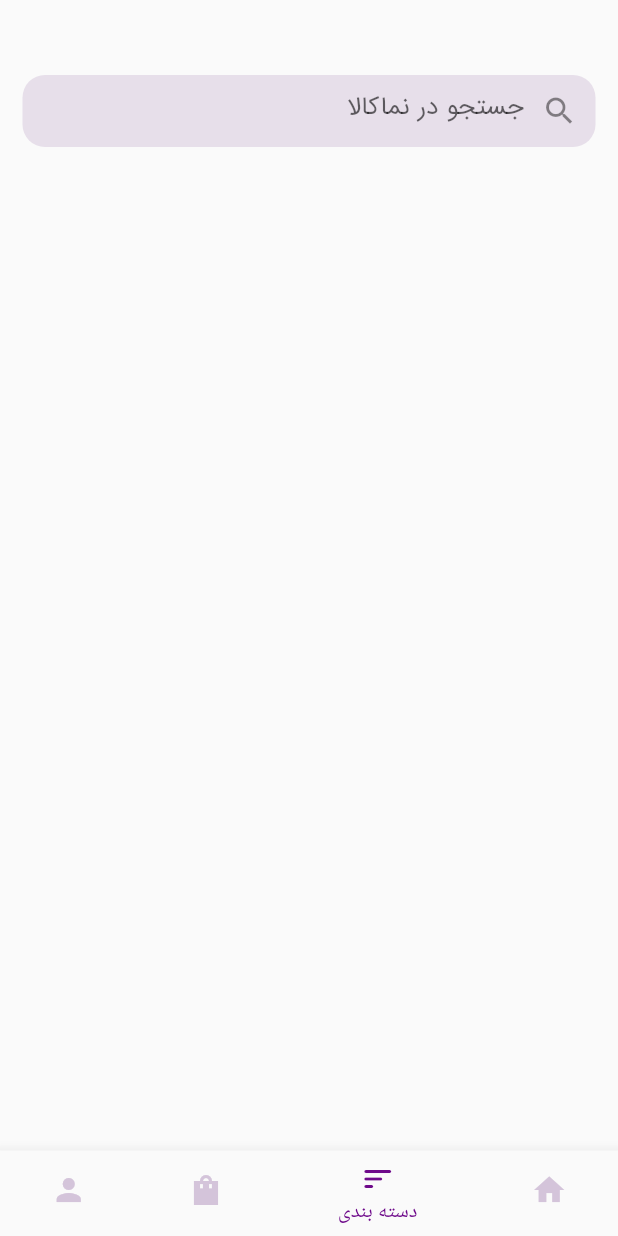
After one commit to RozhanMk/NamaKala, a Flutter app: the homeScreen screen opened directly, item 3 of the bottom bar chosen, on a phone screen of 412 x 824 dp. The commit adds this screen. Run offline on Flutter 3.47's test engine with Material 2 defaults, Android fonts, the phone set to English and light mode, and no system bars.

Commit message:
added search bar

```diff
--- /dev/null
+++ b/lib/pages/Home/homeScreen.dart
@@ -0,0 +1,72 @@
+import 'package:example/pages/Home/body.dart';
+import 'package:example/pages/Sorting/sortScreen.dart';
+import 'package:flutter/material.dart';
+
+class homeScreen extends StatelessWidget {
+  @override
+  Widget build(BuildContext context) {
+    Size size = MediaQuery.of(context).size;
+    return Scaffold(
+      body: statefulhomeScreen(),
+    );
+  }
+}
+
+class statefulhomeScreen extends StatefulWidget {
+  const statefulhomeScreen({Key? key}) : super(key: key);
+
+  @override
+  _homeScreenState createState() => _homeScreenState();
+}
+
+class _homeScreenState extends State<statefulhomeScreen> {
+  int _selectedIndex = 0;
+  static List<Widget> _widgetOptions = <Widget>[
+    Text(
+      'Index 0: profile',
+    ),
+    Text(
+      'Index 1: buy',
+    ),
+    sortingScreen(),
+    Body(),
+  ];
+
+  void _onItemTapped(int index) {
+    setState(() {
+      _selectedIndex = index;
+    });
+  }
+  @override
+  Widget build(BuildContext context) {
+    return Scaffold(
+      body: Center(
+        child: _widgetOptions.elementAt(_selectedIndex),
+      ),
+      bottomNavigationBar: BottomNavigationBar(
+        items: const <BottomNavigationBarItem>[
+          BottomNavigationBarItem(
+            icon: Icon(Icons.person),
+            label: "پروفایل",
+          ),
+          BottomNavigationBarItem(
+            icon: Icon(Icons.shopping_bag_sharp),
+            label: "سبد",
+          ),
+          BottomNavigationBarItem(
+            icon: Icon(Icons.sort_rounded),
+            label: "دسته بندی",
+          ),
+          BottomNavigationBarItem(
+            icon: Icon(Icons.home),
+            label: "خانه",
+          ),
+        ],
+        currentIndex: _selectedIndex,
+        selectedItemColor: Color.fromRGBO(110, 10, 138, 1),
+        unselectedItemColor: Color.fromARGB(255, 212, 196, 218),
+        onTap: _onItemTapped,
+      ),
+    );
+  }
+}
--- /dev/null
+++ b/lib/pages/Sorting/sortScreen.dart
@@ -0,0 +1,45 @@
+import 'package:example/const.dart';
+import 'package:example/sizeHandler.dart';
+import 'package:flutter/material.dart';
+
+import 'package:flutter/material.dart';
+
+class sortingScreen extends StatelessWidget {
+  @override
+  Widget build(BuildContext context) {
+    return Scaffold(
+      body: Directionality(
+        textDirection: TextDirection.rtl,
+        child: Stack(
+          children: [
+
+            Container(
+            margin: EdgeInsets.symmetric(vertical: 50 , horizontal: 15),
+            //width:  MediaQuery.of(context).size.width * 0.8,
+            decoration: BoxDecoration(
+              color: Color.fromARGB(255, 212, 196, 218).withOpacity(0.5),
+              borderRadius: BorderRadius.circular(15),
+            ),
+            child: TextField(
+              onChanged: (value) => print(value),
+              decoration: InputDecoration(
+                  contentPadding: EdgeInsets.symmetric(
+                      horizontal: 20,
+                      vertical: 9),
+                  border: InputBorder.none,
+                  focusedBorder: InputBorder.none,
+                  enabledBorder: InputBorder.none,
+                  hintText: "جستجو در نماکالا",
+                  hintStyle: TextStyle(
+                    fontFamily: "A Mitra 05",
+                    fontSize: 15,
+                  ),
+                  prefixIcon: Icon(Icons.search),iconColor: Color.fromRGBO(110, 10, 138, 1)),
+            ),
+              ),
+          ],
+          ),
+      ),
+    );
+  }
+}
--- a/lib/pages/Welcome/Body.dart
+++ b/lib/pages/Welcome/Body.dart
@@ -84,7 +84,7 @@ class RoundedButton extends StatelessWidget {
               style: TextStyle(
                   color: this.textColor,
                   fontFamily: "A Mitra 05",
-                  fontSize: 20,
+                  fontSize: 15,
                   fontWeight: FontWeight.bold),
             ),
             style: ElevatedButton.styleFrom(
```
Also changed, not shown: lib/models/Product.dart (+6 -4 lines), lib/models/group.dart (added, +13 -0 lines), lib/pages/Home/body.dart (added, +9 -0 lines), lib/pages/Login/loginScreen.dart (+5 -2 lines), lib/pages/Signup/signupScreen.dart (+5 -2 lines), lib/sizeHandler.dart (added, +26 -0 lines), assets/fonts/A Mitra 05.ttf, lib/widgets/bottom_navigation.dart (added).
